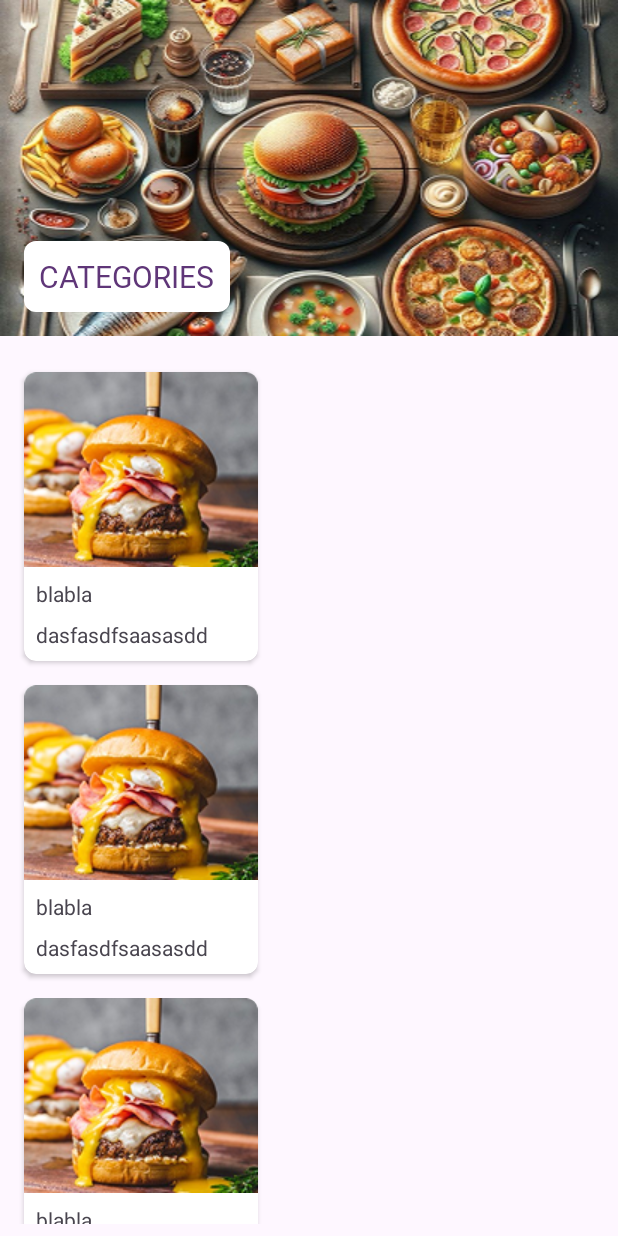
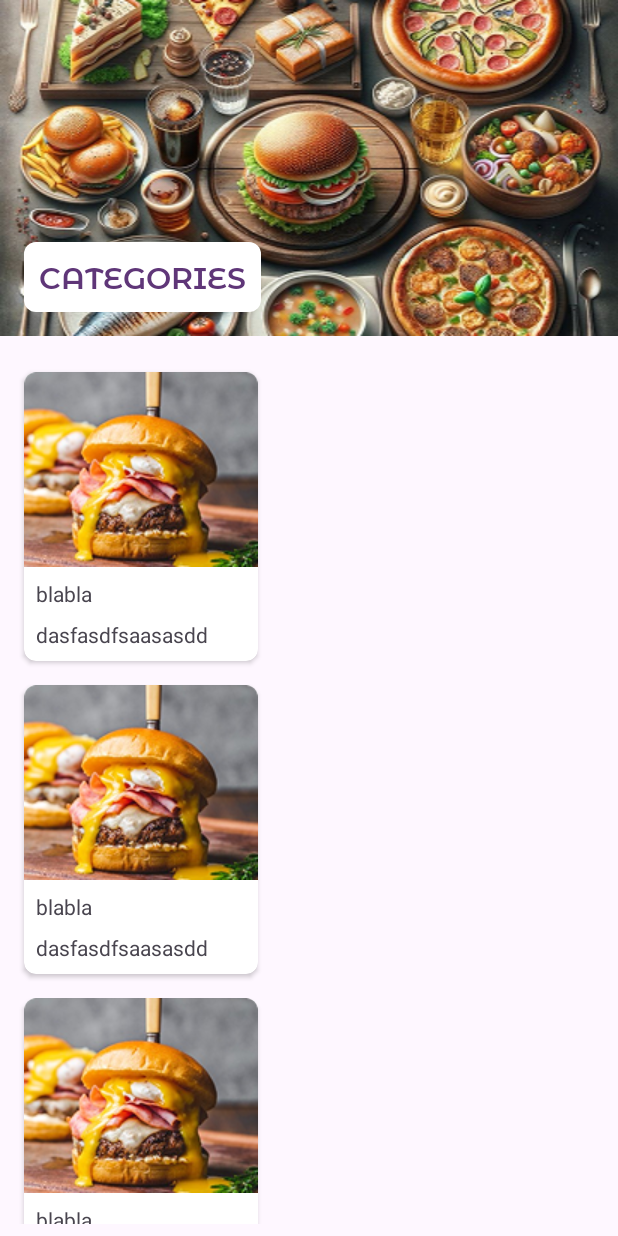
Before and after one commit to ToothLonely/RecipesApp, an Android app: the layout fragment_list_categories.xml on its own in the app's theme, with its tools: preview values and no code run, on a phone screen of 412 x 824 dp. Run offline under Robolectric (Android 15) with nearby library versions, the phone set to English and light mode, and no system bars.

Commit message:
RA-07 deleted empty lines

```diff
--- a/app/src/main/res/drawable/shape_rounded_categories.xml
+++ b/app/src/main/res/drawable/shape_rounded_categories.xml
@@ -2,5 +2,4 @@
 <shape xmlns:android="http://schemas.android.com/apk/res/android">
     <solid android:color="@color/white" />
     <corners android:radius="@dimen/halfMainDimen" />
-
 </shape>
--- a/app/src/main/res/layout/fragment_list_categories.xml
+++ b/app/src/main/res/layout/fragment_list_categories.xml
@@ -21,9 +21,7 @@
             app:layout_constraintBottom_toBottomOf="parent"
             app:layout_constraintEnd_toEndOf="parent"
             app:layout_constraintStart_toStartOf="parent"
-            app:layout_constraintTop_toTopOf="parent">
-
-        </ImageView>
+            app:layout_constraintTop_toTopOf="parent" />
 
         <TextView
             android:id="@+id/tv_categories"
@@ -32,13 +30,10 @@
             android:layout_height="wrap_content"
             android:layout_marginStart="@dimen/mainDimen"
             android:layout_marginBottom="@dimen/mainDimen"
-            android:padding="10dp"
+            android:padding="@dimen/categoriesHatPadding"
             android:text="@string/categories"
             app:layout_constraintBottom_toBottomOf="parent"
-            app:layout_constraintStart_toStartOf="parent">
-
-        </TextView>
-
+            app:layout_constraintStart_toStartOf="parent" />
     </androidx.constraintlayout.widget.ConstraintLayout>
 
     <androidx.recyclerview.widget.RecyclerView
@@ -51,9 +46,5 @@
         tools:itemCount="6"
         tools:layoutManager="androidx.recyclerview.widget.GridLayoutManager"
         tools:listitem="@layout/item_category"
-        tools:spanCount="2">
-
-    </androidx.recyclerview.widget.RecyclerView>
-
-
+        tools:spanCount="2" />
 </LinearLayout>
--- a/app/src/main/res/layout/item_category.xml
+++ b/app/src/main/res/layout/item_category.xml
@@ -10,8 +10,6 @@
     android:background="?attr/selectableItemBackgroundBorderless"
     android:clickable="true"
     app:cardCornerRadius="@dimen/halfMainDimen">
-
-
     <LinearLayout
         android:id="@+id/layout_cardView"
         android:layout_width="wrap_content"
@@ -23,7 +21,6 @@
             android:layout_width="wrap_content"
             android:layout_height="wrap_content"
             tools:src="@drawable/bcg_rectangle">
-
         </ImageView>
 
         <TextView
@@ -33,7 +30,6 @@
             android:layout_marginStart="@dimen/halfMainDimen"
             android:layout_marginTop="@dimen/halfMainDimen"
             tools:text="blabla">
-
         </TextView>
 
         <TextView
@@ -45,7 +41,6 @@
             android:layout_marginEnd="@dimen/halfMainDimen"
             android:layout_marginBottom="@dimen/halfMainDimen"
             tools:text="dasfasdfsaasasdd">
-
         </TextView>
     </LinearLayout>
 
--- a/app/src/main/res/values/dimens.xml
+++ b/app/src/main/res/values/dimens.xml
@@ -1,7 +1,7 @@
 <?xml version="1.0" encoding="utf-8"?>
 <resources>
-    <dimen name="doubleMainDimen">32dp</dimen>
     <dimen name="mainDimen">16dp</dimen>
     <dimen name="halfMainDimen">8dp</dimen>
     <dimen name="halfDimensionBetweenButtons">2dp</dimen>
+    <dimen name="categoriesHatPadding">10dp</dimen>
 </resources>
--- a/app/src/main/res/values/styles.xml
+++ b/app/src/main/res/values/styles.xml
@@ -3,7 +3,7 @@
 
     <style name="StyleTitle4" parent="TextAppearance.AppCompat">
         <item name="android:textSize">14sp</item>
-        <item name="android:fontFamily">@font/montserrat_alternates_regular</item>
+        <item name="android:fontFamily">@font/montserrat_alternates_semi_bold</item>
         <item name="textAllCaps">true</item>
         <item name="android:textColor">@color/white</item>
         <item name="height">36dp</item>
@@ -11,7 +11,7 @@
 
     <style name="StyleTitle5" parent="TextAppearance.AppCompat">
         <item name="android:textSize">20sp</item>
-        <item name="fontFamily">@font/montserrat_alternates_regular</item>
+        <item name="fontFamily">@font/montserrat_alternates_semi_bold</item>
         <item name="textAllCaps">true</item>
         <item name="android:textColor">@color/purple</item>
         <item name="height">24dp</item>
```
Also changed, not shown: app/src/main/java/com/example/recipesapp/MainActivity.kt (+8 -7 lines), app/src/main/res/font/montserrat_alternates_semi_bold.ttf (added).
